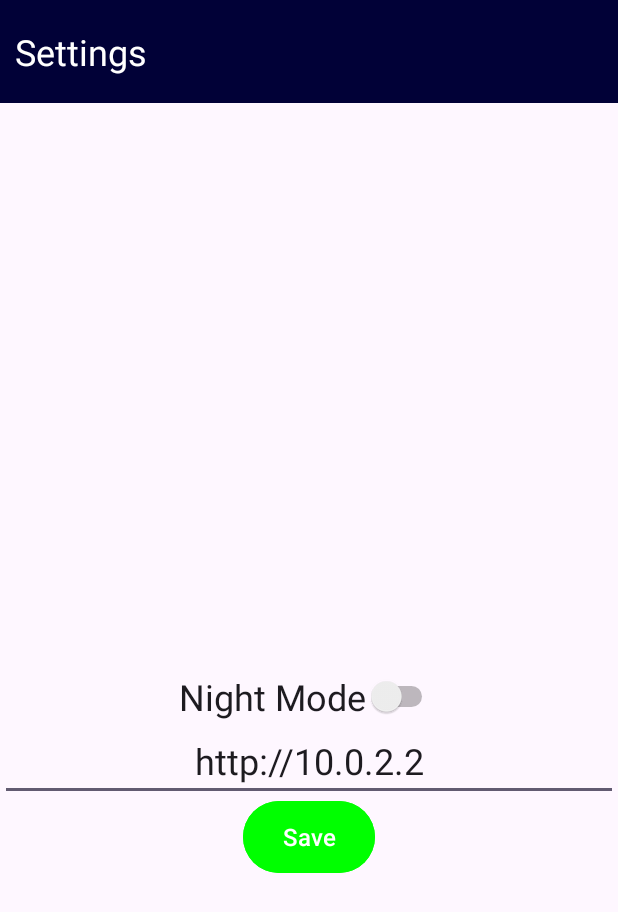
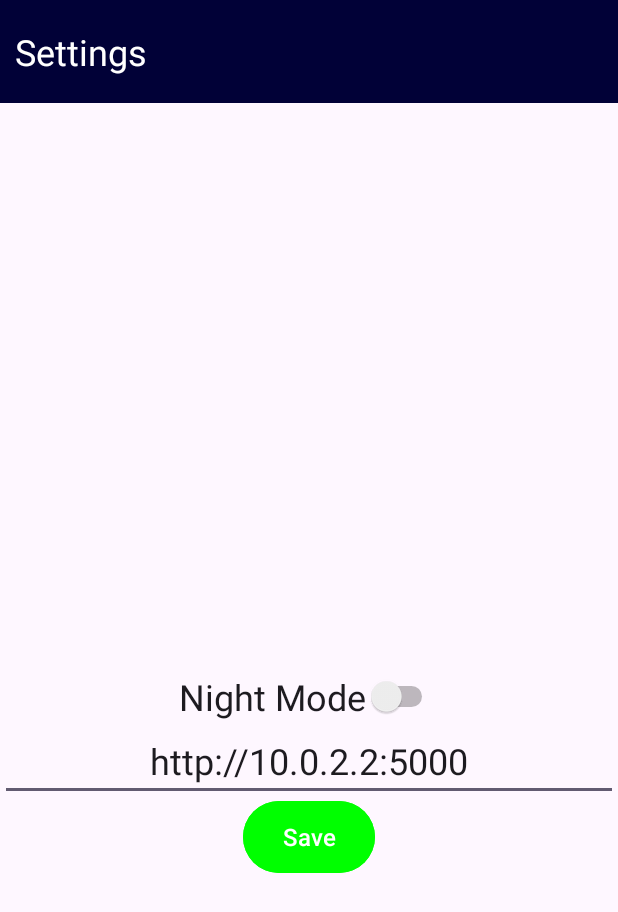
Before and after one commit to cohenitamar/AP2-ass3, an Android app: the screen it shows after launch (SettingsActivity), after a tap on an icon or button, on a phone screen of 412 x 824 dp. Shown: the top 912 px of the screen. Run offline under Robolectric (Android 15) with nearby library versions, the phone set to English and light mode, and no system bars; 2 statements that could not run were skipped.

Commit message:
fixing settings

```diff
--- a/Chat/app/src/main/java/com/example/ap2ass3androidchat/settings/SettingsActivity.java
+++ b/Chat/app/src/main/java/com/example/ap2ass3androidchat/settings/SettingsActivity.java
@@ -52,7 +52,7 @@ public class SettingsActivity extends AppCompatActivity {
 
         EditText URL = findViewById(R.id.urltext);
         Button saveURL = findViewById(R.id.saveurl);
-        URL.setText(sharedPref.getString("URL", "http://10.0.2.2"));
+        URL.setText(sharedPref.getString("URL", "http://10.0.2.2:5000"));
         Button logoutButton = findViewById(R.id.logoutbutton);
         ShapeableImageView img = findViewById(R.id.myprofileimage);
         TextView name = findViewById(R.id.myname);
```
